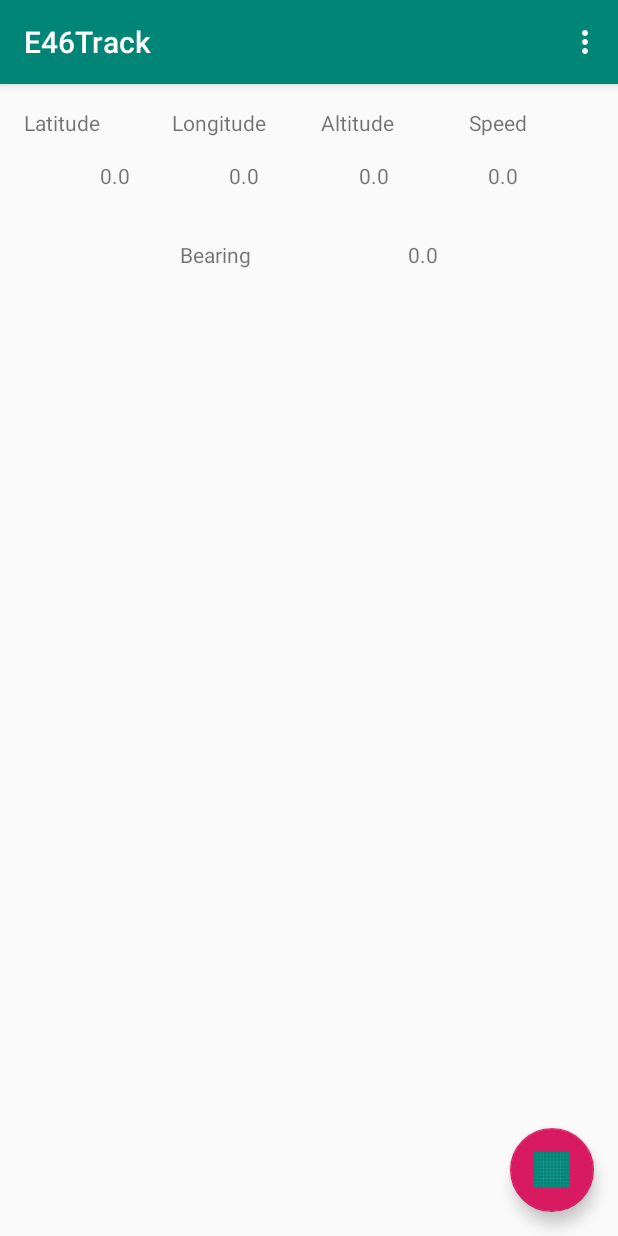
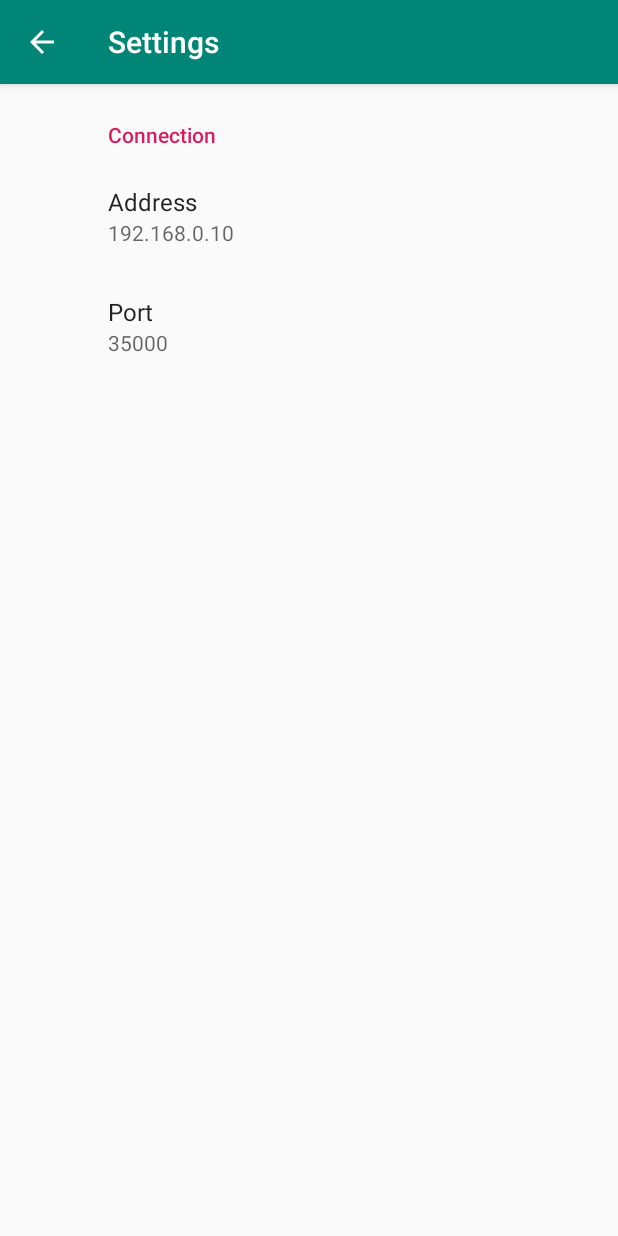
Before and after one commit to tomicooler/E46Track, an Android app: the screen it shows after launch (MainActivity before the commit, SettingsActivity after it), in the options menu, after a tap on "Settings", on a phone screen of 412 x 824 dp. Run offline under Robolectric (Android 15) with nearby library versions, the phone set to English and light mode, and no system bars; our stand-ins replace androidx.preference; 5 statements that could not run were skipped.

Commit message:
project: added SettingsActivity for connection settings.

```diff
--- a/app/src/main/java/com/tomicooler/bmw/e46track/MainActivity.java
+++ b/app/src/main/java/com/tomicooler/bmw/e46track/MainActivity.java
@@ -117,6 +117,8 @@ public class MainActivity extends AppCompatActivity {
         int id = item.getItemId();
 
         if (id == R.id.action_settings) {
+            Intent intent = new Intent(this, SettingsActivity.class);
+            startActivity(intent);
             return true;
         }
 
--- /dev/null
+++ b/app/src/main/java/com/tomicooler/bmw/e46track/SettingsActivity.java
@@ -0,0 +1,43 @@
+package com.tomicooler.bmw.e46track;
+
+import android.os.Bundle;
+import android.text.InputType;
+import android.widget.EditText;
+
+import androidx.annotation.NonNull;
+import androidx.appcompat.app.ActionBar;
+import androidx.appcompat.app.AppCompatActivity;
+import androidx.preference.PreferenceFragmentCompat;
+
+public class SettingsActivity extends AppCompatActivity {
+
+    @Override
+    protected void onCreate(Bundle savedInstanceState) {
+        super.onCreate(savedInstanceState);
+        setContentView(R.layout.settings_activity);
+        getSupportFragmentManager()
+                .beginTransaction()
+                .replace(R.id.settings, new SettingsFragment())
+                .commit();
+        ActionBar actionBar = getSupportActionBar();
+        if (actionBar != null) {
+            actionBar.setDisplayHomeAsUpEnabled(true);
+        }
+    }
+
+    public static class SettingsFragment extends PreferenceFragmentCompat {
+        @Override
+        public void onCreatePreferences(Bundle savedInstanceState, String rootKey) {
+            setPreferencesFromResource(R.xml.root_preferences, rootKey);
+
+            androidx.preference.EditTextPreference editTextPreference = getPreferenceManager().findPreference(Utils.KEY_PORT);
+            assert editTextPreference != null;
+            editTextPreference.setOnBindEditTextListener(new androidx.preference.EditTextPreference.OnBindEditTextListener() {
+                @Override
+                public void onBindEditText(@NonNull EditText editText) {
+                    editText.setInputType(InputType.TYPE_CLASS_NUMBER | InputType.TYPE_NUMBER_FLAG_SIGNED);
+                }
+            });
+        }
+    }
+}
--- /dev/null
+++ b/app/src/main/res/layout/settings_activity.xml
@@ -0,0 +1,9 @@
+<LinearLayout xmlns:android="http://schemas.android.com/apk/res/android"
+    android:layout_width="match_parent"
+    android:layout_height="match_parent">
+
+    <FrameLayout
+        android:id="@+id/settings"
+        android:layout_width="match_parent"
+        android:layout_height="match_parent" />
+</LinearLayout>
--- a/app/src/main/res/values/strings.xml
+++ b/app/src/main/res/values/strings.xml
@@ -7,4 +7,12 @@
     <string name="ok">OK</string>
     <string name="location_updated">Location Updated: %1$s</string>
     <string name="notification_content">E46Track is running!</string>
+    <string name="title_activity_settings">Settings</string>
+
+    <!-- Preference Titles -->
+    <string name="connection">Connection</string>
+
+    <!-- Connection Preferences -->
+    <string name="address">Address</string>
+    <string name="port">Port</string>
 </resources>
--- /dev/null
+++ b/app/src/main/res/xml/root_preferences.xml
@@ -0,0 +1,20 @@
+<PreferenceScreen xmlns:android="http://schemas.android.com/apk/res/android"
+    xmlns:app="http://schemas.android.com/apk/res-auto">
+
+    <PreferenceCategory app:title="@string/connection">
+
+        <EditTextPreference
+            android:defaultValue="192.168.0.10"
+            app:key="address"
+            app:title="@string/address"
+            app:useSimpleSummaryProvider="true" />
+
+        <EditTextPreference
+            android:defaultValue="35000"
+            app:key="port"
+            app:title="@string/port"
+            app:useSimpleSummaryProvider="true" />
+
+    </PreferenceCategory>
+
+</PreferenceScreen>
```
Also changed, not shown: app/src/main/AndroidManifest.xml (+10 -1 lines), app/src/main/java/com/tomicooler/bmw/e46track/Utils.java (+10 -0 lines).
